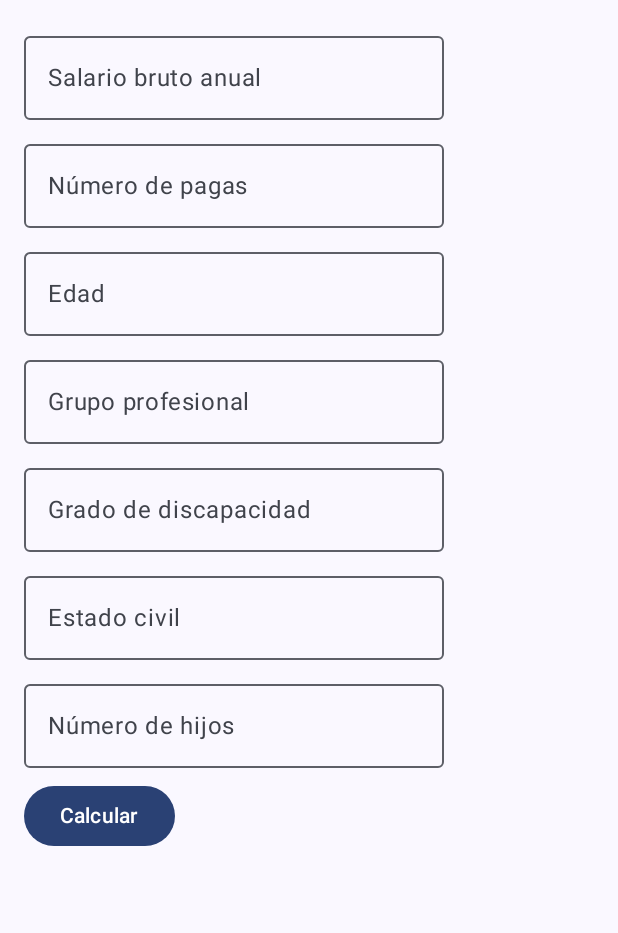
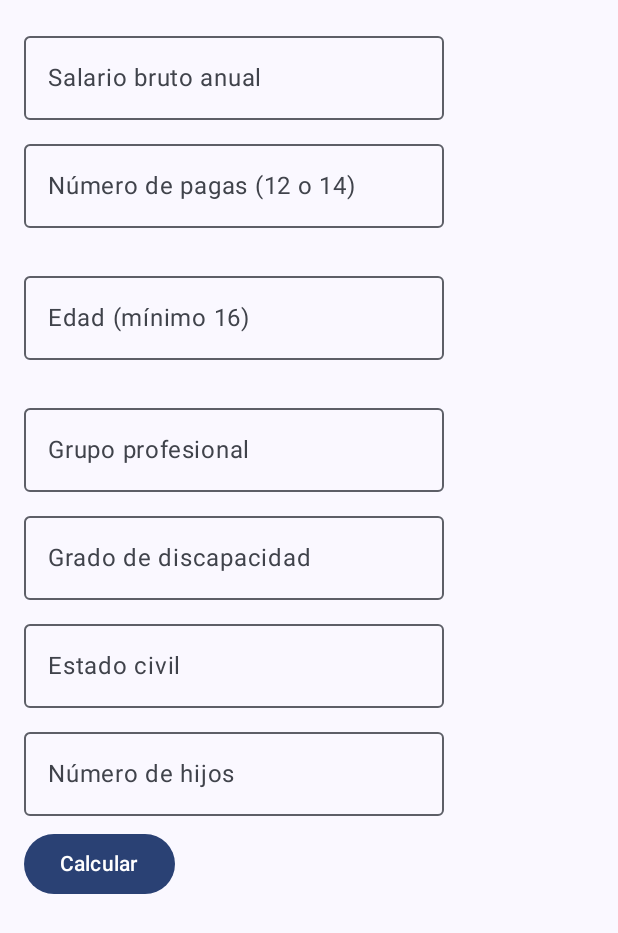
Before and after one commit to Aeb-M/CalculadoraActividadUno, an Android app built with Jetpack Compose: the screen it shows after launch (MainActivity), on a phone screen of 412 x 824 dp. Shown: the top 933 px of the screen. Run offline under Robolectric (Android 15) with nearby library versions, the phone set to English and light mode, and no system bars.

Commit message:
añado restricciones al formulario

```diff
--- a/app/src/main/java/com/aebm/calculadoraactividaduno/ui/theme/VistaUnoFormulario.kt
+++ b/app/src/main/java/com/aebm/calculadoraactividaduno/ui/theme/VistaUnoFormulario.kt
@@ -2,10 +2,12 @@ package com.aebm.calculadoraactividaduno.ui.theme
 
 import androidx.compose.foundation.layout.*
 import androidx.compose.foundation.rememberScrollState
+import androidx.compose.foundation.text.KeyboardOptions
 import androidx.compose.foundation.verticalScroll
 import androidx.compose.material3.*
 import androidx.compose.runtime.*
 import androidx.compose.ui.Modifier
+import androidx.compose.ui.text.input.KeyboardType
 import androidx.compose.ui.tooling.preview.Preview
 import androidx.compose.ui.unit.dp
 
@@ -18,25 +20,81 @@ fun FormularioScreen(onCalcular: (String, String, String) -> Unit, modifier: Mod
     var discapacidad by remember { mutableStateOf("") }
     var estadoCivil by remember { mutableStateOf("") }
     var numHijos by remember { mutableStateOf("") }
+    var mostrarErrores by remember { mutableStateOf(false) }
+
+    val pagasValidas = numPagas == "12" || numPagas == "14"
+    val edadValida = (edad.toIntOrNull() ?: 0) >= 16
 
     Column(
         modifier = modifier.verticalScroll(rememberScrollState()).padding(16.dp),
         verticalArrangement = Arrangement.spacedBy(8.dp)
     ) {
-        OutlinedTextField(value = salarioBruto, onValueChange = { salarioBruto = it }, label = { Text("Salario bruto anual") })
-        OutlinedTextField(value = numPagas, onValueChange = { numPagas = it }, label = { Text("Número de pagas") })
-        OutlinedTextField(value = edad, onValueChange = { edad = it }, label = { Text("Edad") })
-        OutlinedTextField(value = grupo, onValueChange = { grupo = it }, label = { Text("Grupo profesional") })
-        OutlinedTextField(value = discapacidad, onValueChange = { discapacidad = it }, label = { Text("Grado de discapacidad") })
-        OutlinedTextField(value = estadoCivil, onValueChange = { estadoCivil = it }, label = { Text("Estado civil") })
-        OutlinedTextField(value = numHijos, onValueChange = { numHijos = it }, label = { Text("Número de hijos") })
+        OutlinedTextField(
+            value = salarioBruto,
+            onValueChange = { if (it.all { c -> c.isDigit() }) salarioBruto = it },
+            label = { Text("Salario bruto anual") },
+            keyboardOptions = KeyboardOptions(keyboardType = KeyboardType.Number),
+            singleLine = true
+        )
+        OutlinedTextField(
+            value = numPagas,
+            onValueChange = { if (it.length <= 2 && it.all { c -> c.isDigit() }) numPagas = it },
+            label = { Text("Número de pagas (12 o 14)") },
+            keyboardOptions = KeyboardOptions(keyboardType = KeyboardType.Number),
+            singleLine = true,
+            isError = mostrarErrores && !pagasValidas,
+            supportingText = {
+                if (mostrarErrores && !pagasValidas) Text("Debe ser 12 o 14")
+            }
+        )
+        OutlinedTextField(
+            value = edad,
+            onValueChange = { if (it.all { c -> c.isDigit() }) edad = it },
+            label = { Text("Edad (mínimo 16)") },
+            keyboardOptions = KeyboardOptions(keyboardType = KeyboardType.Number),
+            singleLine = true,
+            isError = mostrarErrores && !edadValida,
+            supportingText = {
+                if (mostrarErrores && !edadValida) Text("Debe tener 16 años o más")
+            }
+        )
+        OutlinedTextField(
+            value = grupo,
+            onValueChange = { if (it.all { c -> c.isDigit() }) grupo = it },
+            label = { Text("Grupo profesional") },
+            keyboardOptions = KeyboardOptions(keyboardType = KeyboardType.Number),
+            singleLine = true
+        )
+        OutlinedTextField(
+            value = discapacidad,
+            onValueChange = { if (it.all { c -> c.isDigit() }) discapacidad = it },
+            label = { Text("Grado de discapacidad") },
+            keyboardOptions = KeyboardOptions(keyboardType = KeyboardType.Number),
+            singleLine = true
+        )
+        OutlinedTextField(
+            value = estadoCivil,
+            onValueChange = { if (it.all { c -> c.isLetter() || c == ' ' }) estadoCivil = it },
+            label = { Text("Estado civil") },
+            singleLine = true
+        )
+        OutlinedTextField(
+            value = numHijos,
+            onValueChange = { if (it.all { c -> c.isDigit() }) numHijos = it },
+            label = { Text("Número de hijos") },
+            keyboardOptions = KeyboardOptions(keyboardType = KeyboardType.Number),
+            singleLine = true
+        )
 
         Button(onClick = {
-            onCalcular(
-                salarioBruto.ifEmpty { "0" },
-                numPagas.ifEmpty { "14" },
-                numHijos.ifEmpty { "0" }
-            )
+            mostrarErrores = true
+            if (pagasValidas && edadValida) {
+                onCalcular(
+                    salarioBruto.ifEmpty { "0" },
+                    numPagas,
+                    numHijos.ifEmpty { "0" }
+                )
+            }
         }) {
             Text("Calcular")
         }
```
